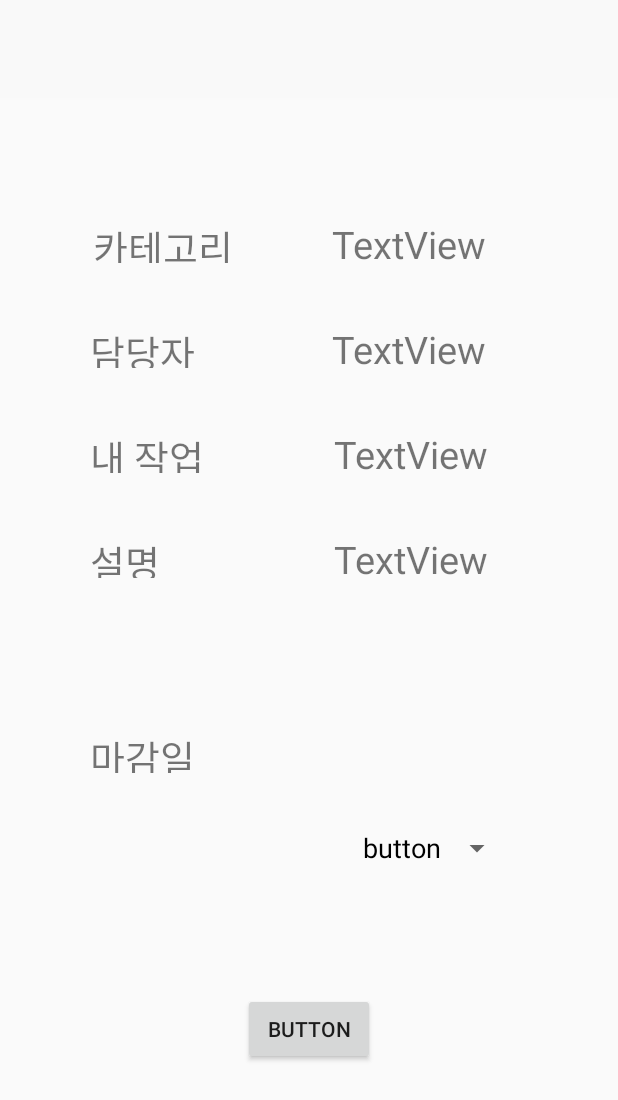
After one commit to ta-mj/TeamProject-Teaming, an Android app: the layout activity_task_add.xml on its own in the app's theme, with its tools: preview values and no code run, on a phone screen of 412 x 824 dp. The commit adds this screen. Shown: the top 1100 px of the screen. Run offline under Robolectric (Android 15) with nearby library versions, the phone set to English and light mode, and no system bars.

Commit message:
추가한 사항 - 파일 업로드 화면(파일만 생성) / 업무분담 화면 xml 파일명 수정, 프로젝트 화면 xml 파일명 수정 / 업무추가 UI 구현 (테스트 못 해봄)

```diff
--- a/app/src/main/java/com/example/teamproject/TaskUI.java
+++ b/app/src/main/java/com/example/teamproject/TaskUI.java
@@ -14,7 +14,7 @@ public class TaskUI extends AppCompatActivity{
     @Override
     protected void onCreate(Bundle savedInstanceState) {
         super.onCreate(savedInstanceState);
-        setContentView(R.layout.activity_task);
+        setContentView(R.layout.activity_task_ui);
 
         Toolbar toolbar_bell = (Toolbar) findViewById(R.id.toolbar_bell);
         setSupportActionBar(toolbar_bell);
--- /dev/null
+++ b/app/src/main/res/layout/activity_task_add.xml
@@ -0,0 +1,145 @@
+<?xml version="1.0" encoding="utf-8"?>
+<androidx.constraintlayout.widget.ConstraintLayout xmlns:android="http://schemas.android.com/apk/res/android"
+    xmlns:app="http://schemas.android.com/apk/res-auto"
+    xmlns:tools="http://schemas.android.com/tools"
+    android:layout_width="match_parent"
+    android:layout_height="match_parent"
+    tools:context=".TaskAdd">
+
+    <include
+        android:id="@+id/toolbar_back"
+        layout="@layout/toolbar_back" />
+
+    <TextView
+        android:id="@+id/textView"
+        android:layout_width="wrap_content"
+        android:layout_height="30dp"
+        android:layout_marginTop="100dp"
+        android:text="마감일"
+        android:textSize="25sp"
+        app:layout_constraintHorizontal_bias="0.175"
+        app:layout_constraintLeft_toLeftOf="parent"
+        app:layout_constraintRight_toRightOf="parent"
+        app:layout_constraintTop_toBottomOf="@+id/textView10" />
+
+    <Button
+        android:id="@+id/datePickerButton"
+        style="?android:spinnerStyle"
+        android:layout_width="wrap_content"
+        android:layout_height="wrap_content"
+        android:layout_marginStart="112dp"
+        android:onClick="openDatePicker"
+        android:text="button"
+        android:textColor="@color/black"
+        android:textSize="18sp"
+        app:layout_constraintBottom_toBottomOf="parent"
+        app:layout_constraintLeft_toLeftOf="parent"
+        app:layout_constraintRight_toRightOf="parent"
+        app:layout_constraintStart_toEndOf="@+id/textView"
+        app:layout_constraintTop_toBottomOf="@+id/toolbar_back"
+        app:layout_constraintVertical_bias="0.66999996" />
+
+    <TextView
+        android:id="@+id/textView7"
+        android:layout_width="wrap_content"
+        android:layout_height="30dp"
+        android:layout_marginStart="5dp"
+        android:layout_marginTop="80dp"
+        android:text="카테고리"
+        android:textSize="25sp"
+        app:layout_constraintEnd_toEndOf="parent"
+        app:layout_constraintHorizontal_bias="0.18"
+        app:layout_constraintStart_toStartOf="parent"
+        app:layout_constraintTop_toBottomOf="@+id/toolbar_back" />
+
+    <TextView
+        android:id="@+id/textView8"
+        android:layout_width="wrap_content"
+        android:layout_height="30dp"
+        android:layout_marginStart="60dp"
+        android:layout_marginTop="40dp"
+        android:text="담당자"
+        android:textSize="25sp"
+        app:layout_constraintStart_toStartOf="parent"
+        app:layout_constraintTop_toBottomOf="@+id/textView7" />
+
+    <TextView
+        android:id="@+id/textView9"
+        android:layout_width="wrap_content"
+        android:layout_height="30dp"
+        android:layout_marginStart="60dp"
+        android:layout_marginTop="40dp"
+        android:text="내 작업"
+        android:textSize="25sp"
+        app:layout_constraintStart_toStartOf="parent"
+        app:layout_constraintTop_toBottomOf="@+id/textView8" />
+
+    <TextView
+        android:id="@+id/textView10"
+        android:layout_width="wrap_content"
+        android:layout_height="30dp"
+        android:layout_marginStart="60dp"
+        android:layout_marginTop="40dp"
+        android:text="설명"
+        android:textSize="25sp"
+        app:layout_constraintStart_toStartOf="parent"
+        app:layout_constraintTop_toBottomOf="@+id/textView9" />
+
+    <TextView
+        android:id="@+id/textView11"
+        android:layout_width="wrap_content"
+        android:layout_height="30dp"
+        android:layout_marginTop="80dp"
+        android:text="TextView"
+        android:textSize="25sp"
+        app:layout_constraintEnd_toEndOf="parent"
+        app:layout_constraintHorizontal_bias="0.718"
+        app:layout_constraintStart_toStartOf="parent"
+        app:layout_constraintTop_toBottomOf="@+id/toolbar_back" />
+
+    <TextView
+        android:id="@+id/textView12"
+        android:layout_width="wrap_content"
+        android:layout_height="30dp"
+        android:layout_marginTop="40dp"
+        android:text="TextView"
+        android:textSize="25sp"
+        app:layout_constraintEnd_toEndOf="parent"
+        app:layout_constraintHorizontal_bias="0.513"
+        app:layout_constraintStart_toEndOf="@+id/textView8"
+        app:layout_constraintTop_toBottomOf="@+id/textView11" />
+
+    <TextView
+        android:id="@+id/textView13"
+        android:layout_width="wrap_content"
+        android:layout_height="30dp"
+        android:layout_marginTop="40dp"
+        android:text="TextView"
+        android:textSize="25sp"
+        app:layout_constraintEnd_toEndOf="parent"
+        app:layout_constraintStart_toEndOf="@+id/textView9"
+        app:layout_constraintTop_toBottomOf="@+id/textView12" />
+
+    <TextView
+        android:id="@+id/textView14"
+        android:layout_width="153dp"
+        android:layout_height="95dp"
+        android:layout_marginTop="40dp"
+        android:text="TextView"
+        android:textSize="25sp"
+        app:layout_constraintEnd_toEndOf="parent"
+        app:layout_constraintHorizontal_bias="0.763"
+        app:layout_constraintStart_toEndOf="@+id/textView10"
+        app:layout_constraintTop_toBottomOf="@+id/textView13" />
+
+    <Button
+        android:id="@+id/button2"
+        android:layout_width="wrap_content"
+        android:layout_height="wrap_content"
+        android:text="Button"
+        app:layout_constraintBottom_toBottomOf="parent"
+        app:layout_constraintEnd_toEndOf="parent"
+        app:layout_constraintStart_toStartOf="parent"
+        app:layout_constraintTop_toBottomOf="@+id/toolbar_back"
+        app:layout_constraintVertical_bias="0.84000003" />
+</androidx.constraintlayout.widget.ConstraintLayout>
--- a/app/src/main/res/values/themes.xml
+++ b/app/src/main/res/values/themes.xml
@@ -14,4 +14,6 @@
         <!-- Customize your theme here. -->
 
     </style>
+    <style name="Theme.DatePickerTutorial" parent="Theme.MaterialComponents.DayNight.DarkActionBar">
+    </style>
 </resources>
```
Also changed, not shown: app/src/main/java/com/example/teamproject/FileUpload.java (added, +26 -0 lines), app/src/main/java/com/example/teamproject/TaskAdd.java (added, +114 -0 lines), app/src/main/java/com/example/teamproject/TeamProjectUI.java (+1 -7 lines), app/src/main/res/layout/activity_file_upload.xml (added, +11 -0 lines), app/src/main/res/layout/activity_task_ui.xml (renamed from app/src/main/res/layout/activity_task.xml), app/src/main/res/layout/activity_teamproject_ui.xml (renamed from app/src/main/res/layout/activity_teamproject.xml).
